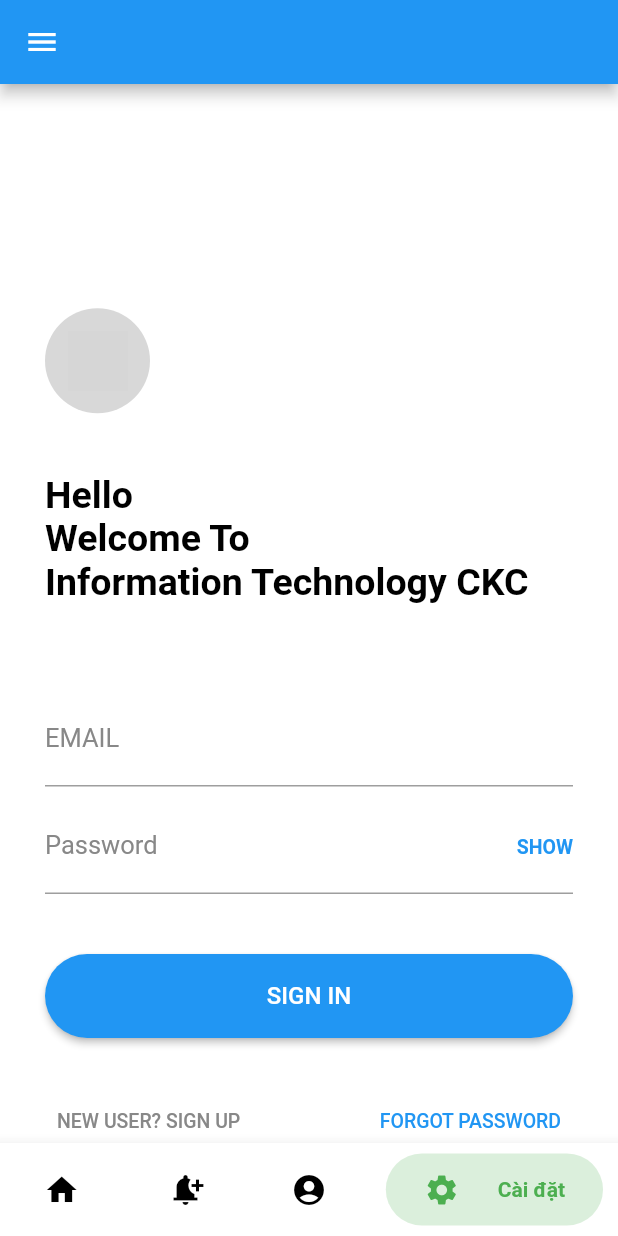
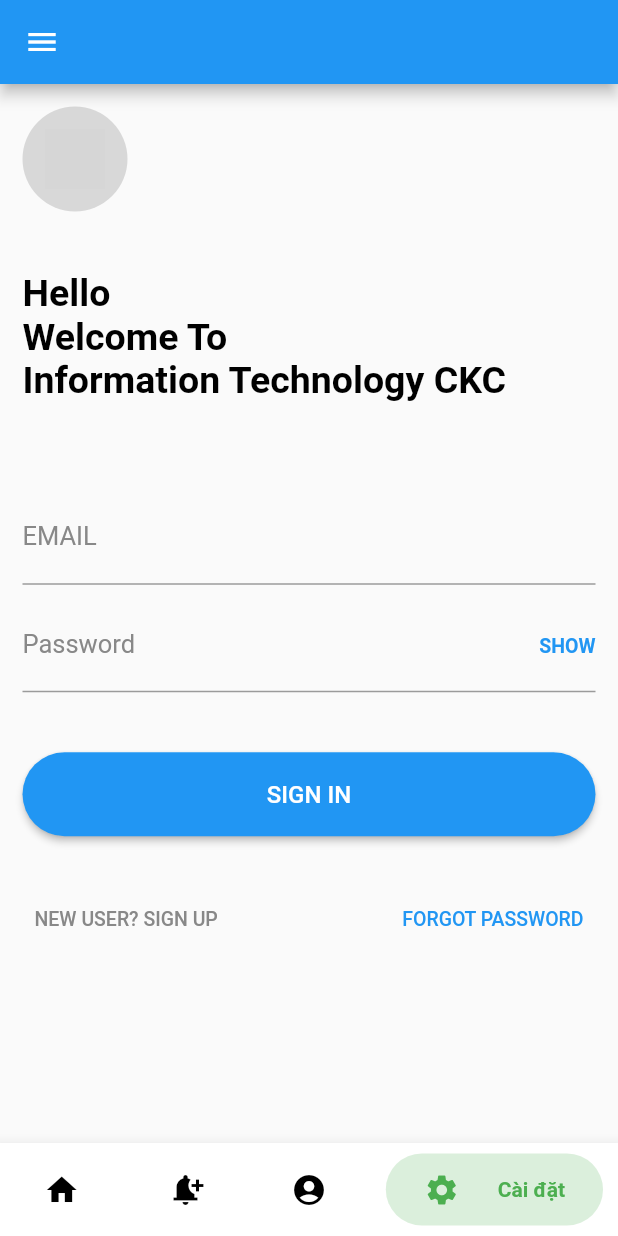
Before and after one commit to Nguyenvantruong2206/LTDD_Ren_Truong_2022, a Flutter app: the screen it shows after launch, item 4 of the bottom bar chosen, on a phone screen of 412 x 824 dp. Run offline on Flutter 3.47's test engine with Material 2 defaults, Android fonts, the phone set to English and light mode, and no system bars; drawn by our look-alikes of bubble_bottom_bar; missing offline and left inert: flutter_application_3; grey boxes are pictures that could not be loaded.

Commit message:
ren update file login

```diff
--- a/flutter_application_1/lib/login.dart
+++ b/flutter_application_1/lib/login.dart
@@ -1,7 +1,8 @@
 import 'package:flutter/material.dart';
-import 'package:flutter_application_1/forgotpassword.dart';
-import 'package:flutter_application_1/homepage.dart';
-import 'package:flutter_application_1/signup.dart';
+import 'package:flutter_application_3/forgotpassword.dart';
+import 'package:flutter_application_3/home.dart';
+import 'package:flutter_application_3/homepage.dart';
+import 'package:flutter_application_3/signup.dart';
 
 class Login extends StatefulWidget {
   @override
@@ -19,10 +20,9 @@ class _LoginState extends State<Login> {
   @override
   Widget build(BuildContext context) {
     return Scaffold(
-      body: Container(
-        padding: EdgeInsets.fromLTRB(30, 0, 30, 0),
-        constraints: BoxConstraints.expand(),
-        color: Colors.white,
+      body: SingleChildScrollView(
+        child: Padding(
+          padding: const EdgeInsets.all(15.0),
           child: Column(
             mainAxisAlignment: MainAxisAlignment.end,
             crossAxisAlignment: CrossAxisAlignment.start,
@@ -131,7 +131,8 @@ class _LoginState extends State<Login> {
                         Navigator.push(
                           context,
                           MaterialPageRoute(
-                            builder: (BuildContext context) => RegisterPage()),
+                              builder: (BuildContext context) =>
+                                  RegisterPage()),
                         );
                       },
                       child: Text(
@@ -147,7 +148,8 @@ class _LoginState extends State<Login> {
                         Navigator.push(
                           context,
                           MaterialPageRoute(
-                              builder: (context) => quenmatkhau()));
+                              builder: (BuildContext context) => quenmatkhau()),
+                        );
                       },
                       child: Text(
                         "FORGOT PASSWORD",
@@ -161,6 +163,7 @@ class _LoginState extends State<Login> {
                 ),
               ),
             ],
+          ),
         ),
       ),
     );
```
Lines whose indentation alone changed are shown as unchanged.
